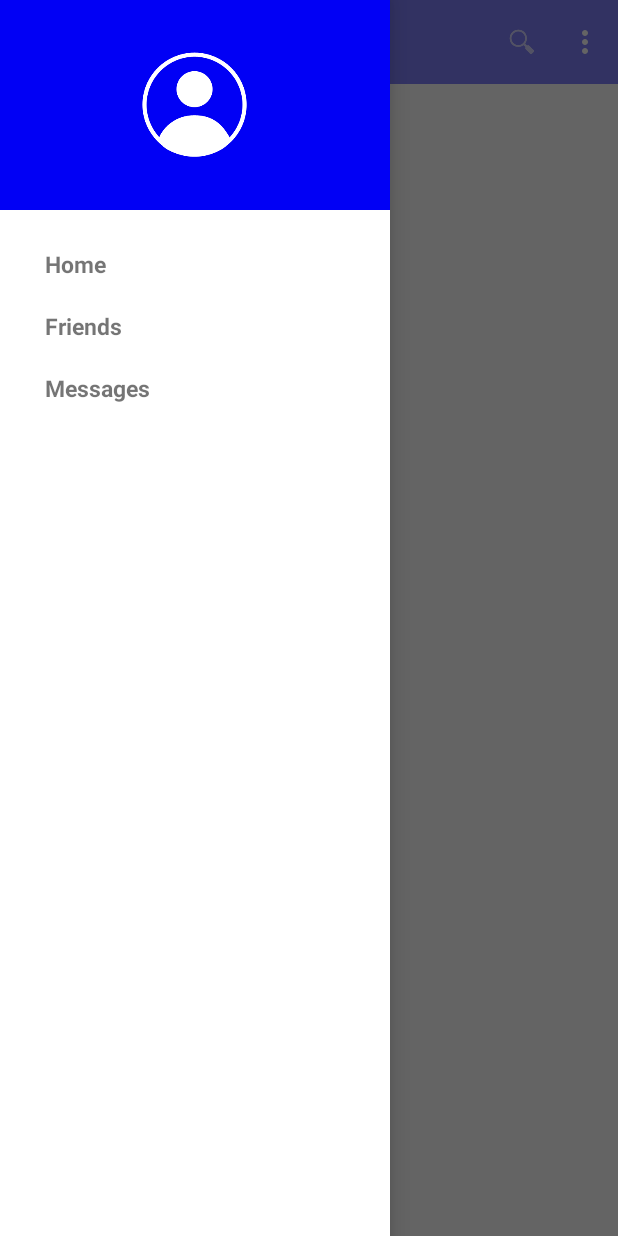
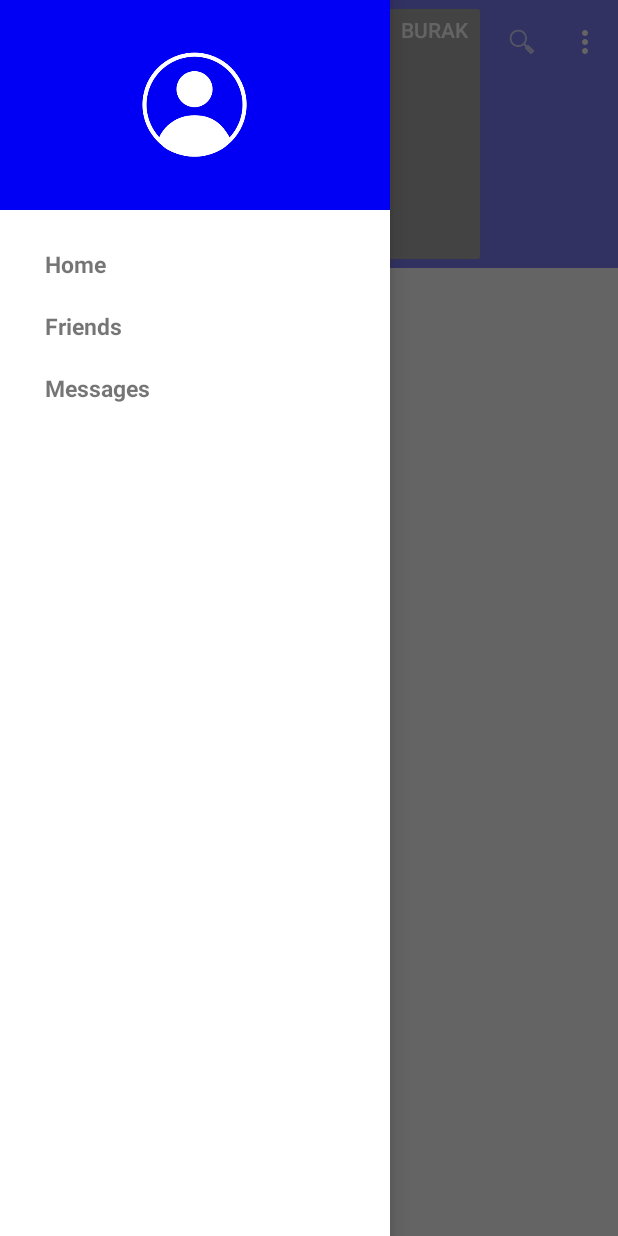
Before and after one commit to burakbaslican/materilmag, an Android app: the screen it shows after launch (MainActivity), with the side drawer open, on a phone screen of 412 x 824 dp. Run offline under Robolectric (Android 15) with nearby library versions, the phone set to English and light mode, and no system bars.

Commit message:
material design

```diff
--- a/app/src/main/java/net/zahiri/materialmag/adapter/FragmentDrawer.java
+++ b/app/src/main/java/net/zahiri/materialmag/adapter/FragmentDrawer.java
@@ -96,6 +96,8 @@ public class FragmentDrawer extends Fragment {
             public void onDrawerOpened(View drawerView) {
                 super.onDrawerOpened(drawerView);
                 getActivity().invalidateOptionsMenu();
+
+
             }
 
             @Override
--- a/app/src/main/res/layout/toolbar.xml
+++ b/app/src/main/res/layout/toolbar.xml
@@ -9,4 +9,71 @@
     local:theme="@style/ThemeOverlay.AppCompat.Dark.ActionBar"
     local:popupTheme="@style/ThemeOverlay.AppCompat.Light"
 
-    />
+    >
+
+    <FrameLayout
+        android:layout_width="match_parent"
+        android:layout_height="match_parent">
+
+        <!-- This is a centered logo -->
+        <ImageView
+            android:id="@+id/toolbar_logo"
+            android:src="@drawable/ic_profile"
+            android:layout_width="wrap_content"
+            android:layout_height="fill_parent"
+            android:layout_marginRight="?attr/actionBarSize"
+            android:layout_marginTop="4dp"
+            android:layout_marginBottom="4dp"
+            android:layout_gravity="center" />
+
+        <!-- This is a centered title -->
+        <!--
+        <TextView
+            android:id="@+id/toolbar_title"
+            android:orientation="horizontal"
+            android:layout_width="wrap_content"
+            android:layout_height="fill_parent"
+            android:layout_marginRight="?attr/actionBarSize"
+            android:layout_gravity="center"
+            android:gravity="center_vertical"
+            android:visibility="gone"
+            android:text="@string/app_name"
+            android:textColor="@color/white"
+            style="@style/TextAppearance.AppCompat.Widget.ActionBar.Title.Inverse"
+            />
+            -->
+
+        <!-- This is a custom left side button -->
+        <!--
+        <ImageButton
+            android:id="@+id/btn_settings"
+            android:layout_width="?attr/actionBarSize"
+            android:layout_height="?attr/actionBarSize"
+            android:layout_marginRight="?attr/actionBarSize"
+            android:layout_gravity="start|center_vertical"
+            android:visibility="invisible"
+            android:src="@drawable/ic_settings_white_24dp"
+            style="@style/Widget.AppCompat.ActionButton" />
+            -->
+
+        <!-- This is a custom right side button -->
+        <!--
+        <ImageButton
+            android:id="@+id/btn_search"
+            android:layout_width="?attr/actionBarSize"
+            android:layout_height="?attr/actionBarSize"
+            android:layout_gravity="end"
+            android:src="@drawable/ic_magnify_white_24dp"
+            style="@style/Widget.AppCompat.ActionButton" />
+            -->
+
+        <Button
+            android:layout_width="wrap_content"
+            android:layout_height="match_parent"
+            android:gravity="end"
+            android:text="burak"
+            android:layout_gravity="right"
+
+            />
+    </FrameLayout>
+    </android.support.v7.widget.Toolbar>
```
Also changed, not shown: 1 other file.
